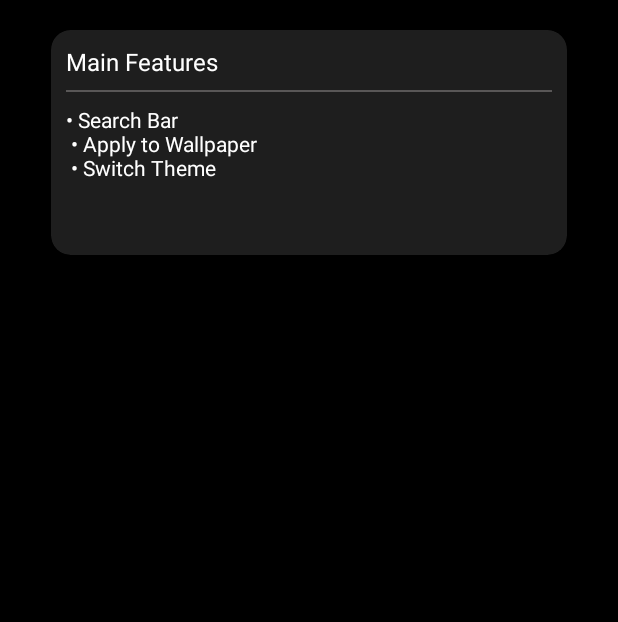
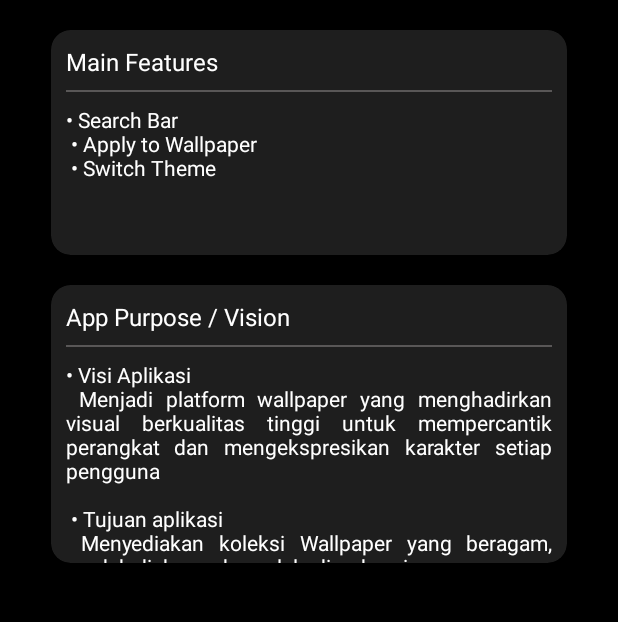
Before and after one commit to justRaam-exe/Staggered-View-App, an Android app: the about_app screen opened directly, with no data from a screen before it, on a phone screen of 412 x 824 dp, the part 613-1235 px from its top. Run offline under Robolectric (Android 15) with nearby library versions, the phone set to English and light mode, and no system bars.

Commit message:
adding App Purpose / Vision

```diff
--- a/app/src/main/res/layout/about_app.xml
+++ b/app/src/main/res/layout/about_app.xml
@@ -174,5 +174,53 @@
                 android:textColor="@android:color/white"
                 android:text="@string/mainFeaturesText"/>
         </androidx.cardview.widget.CardView>
+
+
+<!--        App's purpose-->
+        <androidx.cardview.widget.CardView
+            android:layout_width="match_parent"
+            android:layout_height="185dp"
+            android:layout_columnWeight="1"
+            android:layout_margin="10dp"
+            android:layout_marginBottom="20dp"
+            app:cardElevation="6dp"
+            app:cardCornerRadius="13dp"
+            app:cardBackgroundColor="#1e1e1e">
+
+            <LinearLayout
+                android:layout_width="match_parent"
+                android:layout_height="wrap_content"
+                android:gravity="left"
+                android:layout_marginTop="10dp"
+                android:layout_marginLeft="10dp">
+
+                <TextView
+                    android:layout_width="match_parent"
+                    android:layout_height="wrap_content"
+                    android:text="App Purpose / Vision"
+                    android:textColor="@android:color/white"
+                    android:textSize="16sp"
+                    android:textAlignment="textStart"/>
+            </LinearLayout>
+
+            <View
+                android:layout_width="match_parent"
+                android:layout_height="1dp"
+                android:layout_marginTop="40dp"
+                android:background="#595757"
+                android:layout_marginLeft="10dp"
+                android:layout_marginRight="10dp"/>
+
+            <TextView
+                android:layout_width="match_parent"
+                android:layout_height="wrap_content"
+                android:layout_marginTop="50dp"
+                android:layout_marginLeft="10dp"
+                android:layout_marginRight="10dp"
+                android:justificationMode="inter_word"
+                android:textColor="@android:color/white"
+                android:text="@string/appPurposeVision"/>
+        </androidx.cardview.widget.CardView>
+
     </LinearLayout>
 </ScrollView>
--- a/app/src/main/res/values/strings.xml
+++ b/app/src/main/res/values/strings.xml
@@ -13,4 +13,13 @@
         \u2022 Apply to Wallpaper\n
         \u2022 Switch Theme\n
     </string>
+
+    <string name="appPurposeVision">
+        \u2022 Visi Aplikasi\n
+        Menjadi platform wallpaper yang menghadirkan visual berkualitas tinggi untuk
+        mempercantik perangkat dan mengekspresikan karakter setiap pengguna\n\n
+        \u2022 Tujuan aplikasi\n
+        Menyediakan koleksi Wallpaper yang beragam, mudah diakses, dan selalu diperbarui
+        agar pengguna dapat menemukan tampilan yang sesuai dengan gaya dan suasana mereka
+    </string>
 </resources>
```
